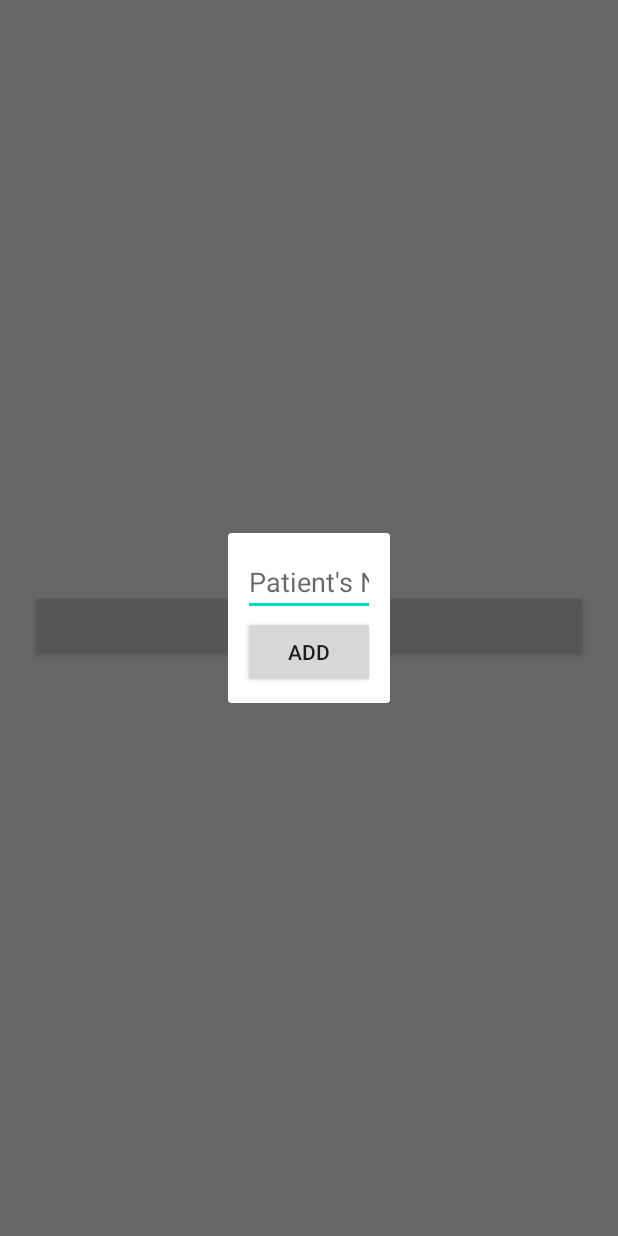
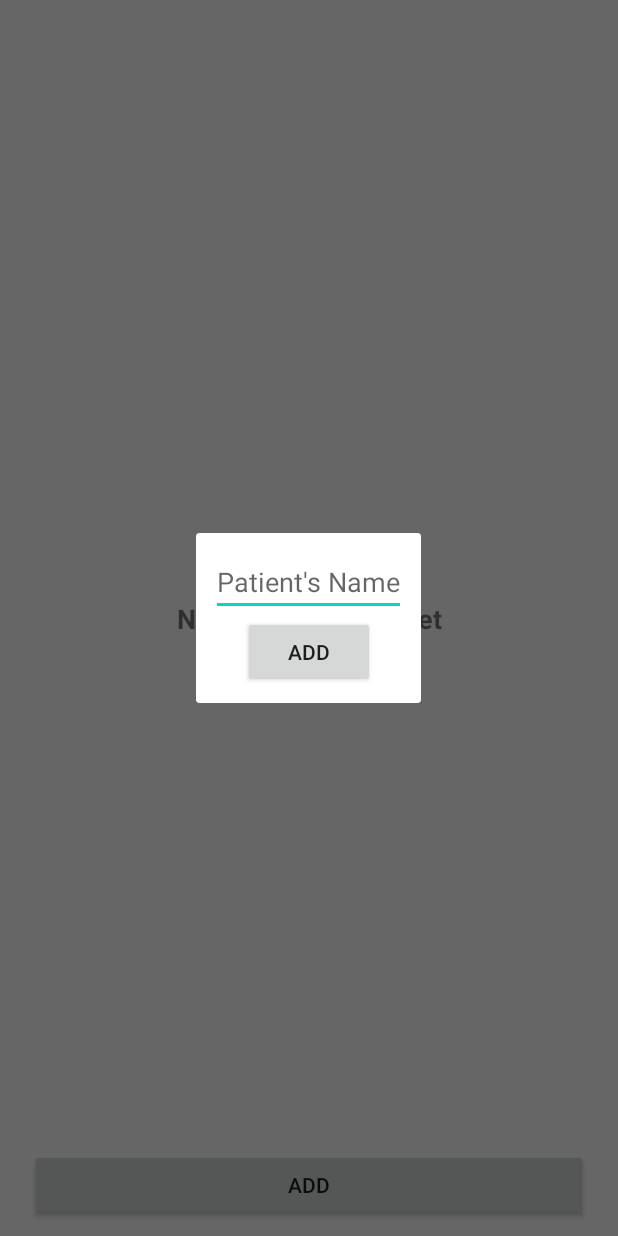
Before and after one commit to Aaron246/miniproj, an Android app: the MyPatientsActivity screen opened directly, with no data from a screen before it, after a tap on "ADD", on a phone screen of 412 x 824 dp. Run offline under Robolectric (Android 15) with nearby library versions, the phone set to English and light mode, and no system bars; our stand-ins replace Firebase (no records; nobody signed in at launch, a user with empty details on screens opened directly).

Commit message:
Miniproj

```diff
--- a/app/src/main/java/com/miniproj/activities/DetailsActivity.kt
+++ b/app/src/main/java/com/miniproj/activities/DetailsActivity.kt
@@ -121,7 +121,7 @@ class DetailsActivity : BaseActivity() {
                     if(block.gender=="male"){
                         binding.cbMale.isChecked = true
                     }else{
-                        binding.cbFemale.isChecked = false
+                        binding.cbFemale.isChecked = true
                     }
                 }
             }.addOnFailureListener { showToast("failed") }
--- a/app/src/main/res/layout/activity_my_patients.xml
+++ b/app/src/main/res/layout/activity_my_patients.xml
@@ -29,26 +29,20 @@
         android:layout_height="wrap_content"
         android:layout_marginHorizontal="10dp"
         android:visibility="gone"
-        app:layout_constraintBottom_toTopOf="@id/btn_add_patient"
         app:layout_constraintEnd_toEndOf="parent"
-        app:layout_constraintHorizontal_bias="0.5"
         app:layout_constraintStart_toStartOf="parent"
         app:layout_constraintTop_toTopOf="parent"
-        app:layout_constrainedHeight="true"
         app:layout_constraintVertical_chainStyle="packed"/>
 
     <androidx.appcompat.widget.AppCompatButton
         android:id="@+id/btn_add_patient"
         android:layout_width="match_parent"
         android:layout_height="wrap_content"
-        android:layout_gravity="center"
         android:layout_marginHorizontal="10dp"
         android:layout_marginTop="10dp"
         android:text="ADD"
         app:layout_constraintBottom_toBottomOf="parent"
         app:layout_constraintEnd_toEndOf="parent"
-        app:layout_constraintHorizontal_bias="0.5"
-        app:layout_constraintStart_toStartOf="parent"
-        app:layout_constraintTop_toBottomOf="@id/rv_patient_list" />
+        app:layout_constraintStart_toStartOf="parent" />
 
 </androidx.constraintlayout.widget.ConstraintLayout>
--- a/app/src/main/res/layout/dialog_add_patient.xml
+++ b/app/src/main/res/layout/dialog_add_patient.xml
@@ -9,7 +9,7 @@
 
     <EditText
         android:id="@+id/et_dialog_patient_name"
-        android:layout_width="0dp"
+        android:layout_width="match_parent"
         android:layout_height="wrap_content"
         android:hint="Patient's Name"
         android:inputType="textPersonName"
--- a/app/src/main/res/values-night/themes.xml
+++ /dev/null
@@ -1,16 +0,0 @@
-<resources xmlns:tools="http://schemas.android.com/tools">
-    <!-- Base application theme. -->
-    <style name="Theme.Miniproj" parent="Theme.MaterialComponents.DayNight.DarkActionBar">
-        <!-- Primary brand color. -->
-        <item name="colorPrimary">@color/purple_200</item>
-        <item name="colorPrimaryVariant">@color/purple_700</item>
-        <item name="colorOnPrimary">@color/black</item>
-        <!-- Secondary brand color. -->
-        <item name="colorSecondary">@color/teal_200</item>
-        <item name="colorSecondaryVariant">@color/teal_200</item>
-        <item name="colorOnSecondary">@color/black</item>
-        <!-- Status bar color. -->
-        <item name="android:statusBarColor" tools:targetApi="l">?attr/colorPrimaryVariant</item>
-        <!-- Customize your theme here. -->
-    </style>
-</resources>
--- a/app/src/main/res/values/themes.xml
+++ b/app/src/main/res/values/themes.xml
@@ -1,6 +1,6 @@
 <resources xmlns:tools="http://schemas.android.com/tools">
     <!-- Base application theme. -->
-    <style name="Theme.Miniproj" parent="Theme.MaterialComponents.DayNight.DarkActionBar">
+    <style name="Theme.Miniproj" parent="Theme.MaterialComponents.Light.DarkActionBar">
         <!-- Primary brand color. -->
         <item name="colorPrimary">@color/purple_500</item>
         <item name="colorPrimaryVariant">@color/purple_700</item>
```
